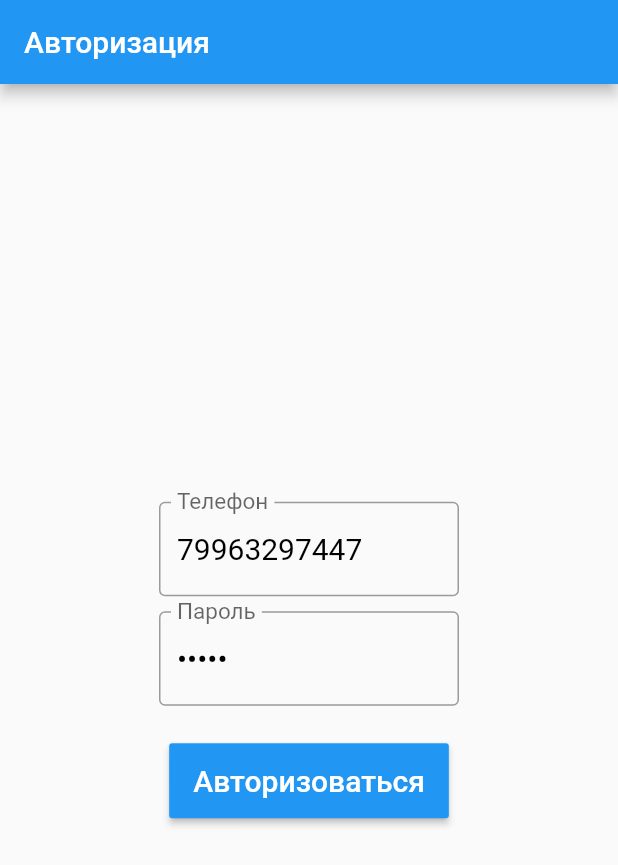
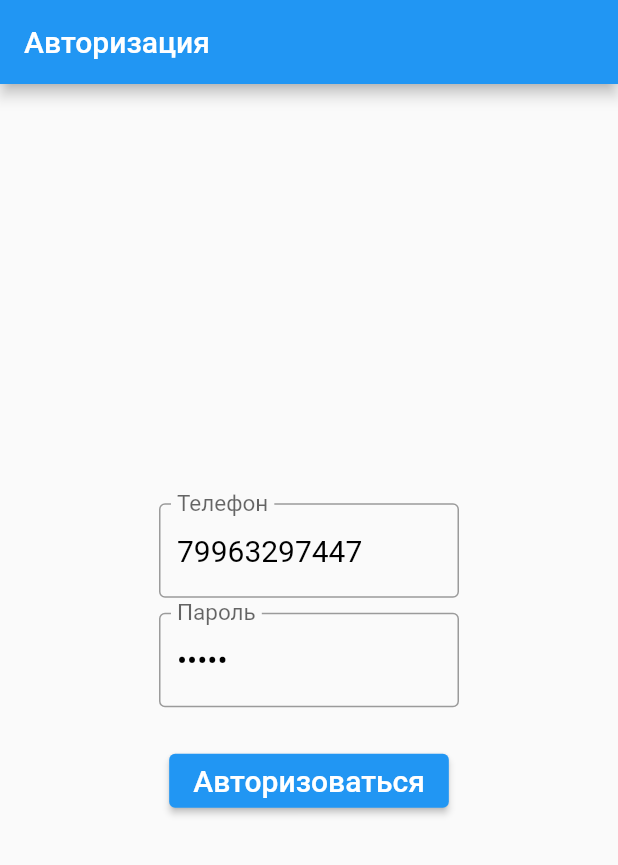
Before and after one commit to danuuuji/save_auth, a Flutter app: the screen it shows after launch, on a phone screen of 412 x 824 dp. Shown: the top 865 px of the screen. Run offline on Flutter 3.47's test engine with Material 2 defaults, Android fonts, the phone set to English and light mode, and no system bars; our stand-ins replace flutter_secure_storage.

Commit message:
pushim pushim

```diff
--- /dev/null
+++ b/lib/domain/data_providers/session_data_provider.dart
@@ -0,0 +1,12 @@
+import 'package:flutter_secure_storage/flutter_secure_storage.dart';
+
+abstract class _Keys {
+  static const token = 'token';
+}
+
+class SessionDataProvider {
+  static const _secureStorage = FlutterSecureStorage();
+  Future<String?> getToken() async => _secureStorage.read(key: _Keys.token);
+  Future<void> setToken(String value) =>
+      _secureStorage.write(key: _Keys.token, value: value);
+}
--- a/lib/widgets/auth/auth_widget.dart
+++ b/lib/widgets/auth/auth_widget.dart
@@ -65,15 +65,18 @@ class _AuthButtonWidget extends StatelessWidget {
     const _sizeTextWhite = TextStyle(fontSize: 20.0, color: Colors.white);
     final onPressed =
         model?.canStartAuth == true ? () => model?.auth(context) : null;
-    return MaterialButton(
-      color: Colors.blue,
-      height: 50.0,
-      minWidth: 150.0,
+    final child = model?.isAuthProgress == true
+        ? SizedBox(child: CircularProgressIndicator())
+        : const Text(
+            "Авторизоваться",
+            style: _sizeTextWhite,
+          );
+    return ElevatedButton(
+      // color: Colors.blue,
+      // height: 50.0,
+      // minWidth: 150.0,
       onPressed: onPressed,
-      child: Text(
-        "Авторизоваться",
-        style: _sizeTextWhite,
-      ),
+      child: child,
     );
   }
 }
--- a/pubspec.yaml
+++ b/pubspec.yaml
@@ -30,11 +30,13 @@ environment:
 dependencies:
   flutter:
     sdk: flutter
-  uuid: ^3.0.7
+  uuid: ^4.0.0
 
   # The following adds the Cupertino Icons font to your application.
   # Use with the CupertinoIcons class for iOS style icons.
   cupertino_icons: ^1.0.2
+  http: ^1.1.0
+  flutter_secure_storage: ^8.1.0
 
 dev_dependencies:
   flutter_test:
```
Also changed, not shown: lib/domain/api_client/api_client.dart (+49 -10 lines), lib/widgets/auth/auth_model.dart (+20 -2 lines), pubspec.lock.
